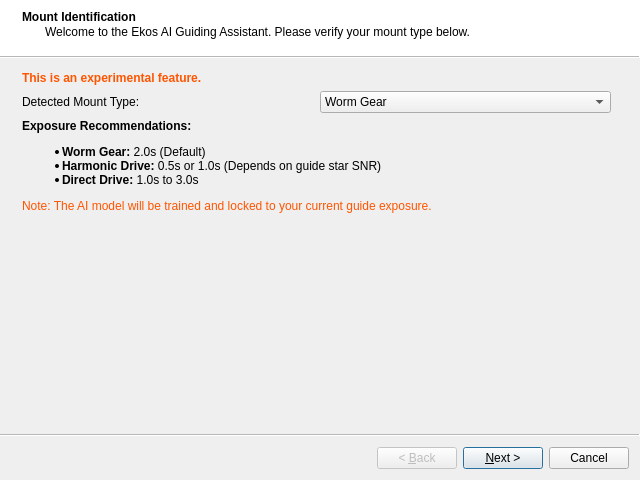
Old version of the form kstars/ekos/guide/aiguidewizard.ui in the repository KDE/kstars.
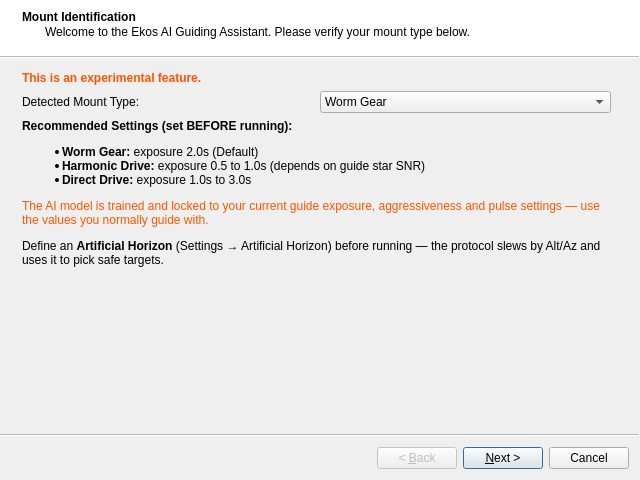
New version of the form. Icons and pictures are not drawn.

Commit message: AI Guide: Fix filter models, rework sysid protocol and trainer, improve fingerprint diagnostics

```diff
--- a/kstars/ekos/guide/aiguidewizard.ui
+++ b/kstars/ekos/guide/aiguidewizard.ui
@@ -74,7 +74,7 @@
     <item>
      <widget class="QLabel" name="exposureLabel">
       <property name="text">
-       <string>&lt;html&gt;&lt;head/&gt;&lt;body&gt;&lt;p&gt;&lt;span style=&quot; font-weight:600;&quot;&gt;Exposure Recommendations:&lt;/span&gt;&lt;/p&gt;&lt;ul&gt;&lt;li&gt;&lt;span style=&quot; font-weight:600;&quot;&gt;Worm Gear:&lt;/span&gt; 2.0s (Default)&lt;/li&gt;&lt;li&gt;&lt;span style=&quot; font-weight:600;&quot;&gt;Harmonic Drive:&lt;/span&gt; 0.5s or 1.0s (Depends on guide star SNR)&lt;/li&gt;&lt;li&gt;&lt;span style=&quot; font-weight:600;&quot;&gt;Direct Drive:&lt;/span&gt; 1.0s to 3.0s&lt;/li&gt;&lt;/ul&gt;&lt;p&gt;&lt;span style=&quot; color:#ff5500;&quot;&gt;Note: The AI model will be trained and locked to your current guide exposure.&lt;/span&gt;&lt;/p&gt;&lt;/body&gt;&lt;/html&gt;</string>
+       <string>&lt;html&gt;&lt;head/&gt;&lt;body&gt;&lt;p&gt;&lt;span style=&quot; font-weight:600;&quot;&gt;Recommended Settings (set BEFORE running):&lt;/span&gt;&lt;/p&gt;&lt;ul&gt;&lt;li&gt;&lt;span style=&quot; font-weight:600;&quot;&gt;Worm Gear:&lt;/span&gt; exposure 2.0s (Default)&lt;/li&gt;&lt;li&gt;&lt;span style=&quot; font-weight:600;&quot;&gt;Harmonic Drive:&lt;/span&gt; exposure 0.5 to 1.0s (depends on guide star SNR)&lt;/li&gt;&lt;li&gt;&lt;span style=&quot; font-weight:600;&quot;&gt;Direct Drive:&lt;/span&gt; exposure 1.0s to 3.0s&lt;/li&gt;&lt;/ul&gt;&lt;p&gt;&lt;span style=&quot; color:#ff5500;&quot;&gt;The AI model is trained and locked to your current guide exposure, aggressiveness and pulse settings — use the values you normally guide with.&lt;/span&gt;&lt;/p&gt;&lt;p&gt;Define an &lt;span style=&quot; font-weight:600;&quot;&gt;Artificial Horizon&lt;/span&gt; (Settings → Artificial Horizon) before running — the protocol slews by Alt/Az and uses it to pick safe targets.&lt;/p&gt;&lt;/body&gt;&lt;/html&gt;</string>
       </property>
       <property name="wordWrap">
        <bool>true</bool>
```
The commit also changes 13 other files.
